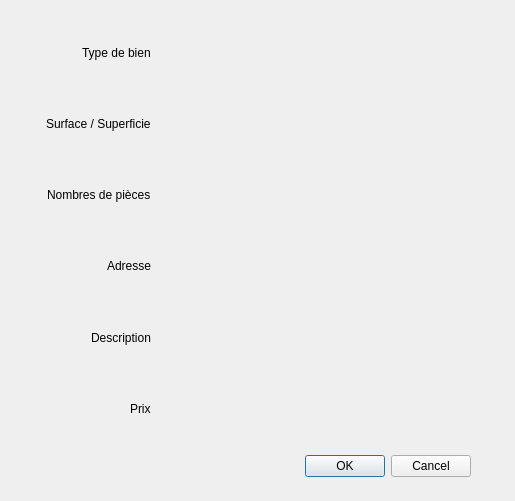
First picture: the form in advert.ui, repository Spieldy/IHMO, before the edit.
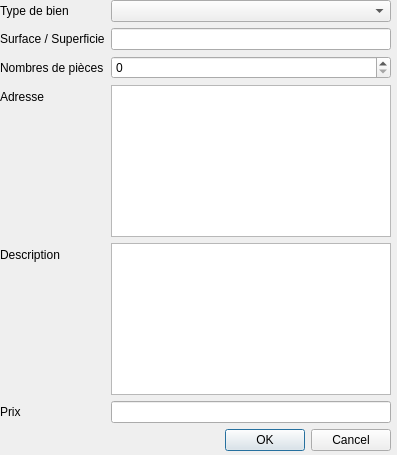
Second picture: the form after the edit.

Commit message: form for adding an advert

Patch:
```diff
--- a/advert.ui
+++ b/advert.ui
@@ -6,40 +6,26 @@
    <rect>
     <x>0</x>
     <y>0</y>
-    <width>515</width>
-    <height>501</height>
+    <width>397</width>
+    <height>455</height>
    </rect>
   </property>
   <property name="windowTitle">
    <string>Dialog</string>
   </property>
-  <widget class="QDialogButtonBox" name="buttonBox">
-   <property name="geometry">
-    <rect>
-     <x>130</x>
-     <y>450</y>
-     <width>341</width>
-     <height>32</height>
-    </rect>
-   </property>
-   <property name="orientation">
-    <enum>Qt::Horizontal</enum>
-   </property>
-   <property name="standardButtons">
-    <set>QDialogButtonBox::Cancel|QDialogButtonBox::Ok</set>
-   </property>
-  </widget>
   <widget class="QWidget" name="verticalLayoutWidget">
    <property name="geometry">
     <rect>
-     <x>20</x>
-     <y>20</y>
-     <width>131</width>
-     <height>421</height>
+     <x>0</x>
+     <y>0</y>
+     <width>391</width>
+     <height>451</height>
     </rect>
    </property>
-   <layout class="QVBoxLayout" name="verticalLayout">
-    <item alignment="Qt::AlignLeft">
+   <layout class="QVBoxLayout" name="verticalLayout_3">
+    <item>
+     <layout class="QFormLayout" name="formLayout">
+      <item row="0" column="0">
      <widget class="QLabel" name="lbl_type">
       <property name="layoutDirection">
        <enum>Qt::RightToLeft</enum>
@@ -49,7 +35,10 @@
       </property>
      </widget>
     </item>
-    <item alignment="Qt::AlignLeft">
+      <item row="0" column="1">
+       <widget class="QComboBox" name="comboBox"/>
+      </item>
+      <item row="1" column="0">
      <widget class="QLabel" name="lbl_surface">
       <property name="layoutDirection">
        <enum>Qt::RightToLeft</enum>
@@ -59,7 +48,10 @@
       </property>
      </widget>
     </item>
-    <item alignment="Qt::AlignLeft">
+      <item row="1" column="1">
+       <widget class="QLineEdit" name="lineEdit"/>
+      </item>
+      <item row="2" column="0">
      <widget class="QLabel" name="lbl_nb_room">
       <property name="layoutDirection">
        <enum>Qt::RightToLeft</enum>
@@ -69,7 +61,10 @@
       </property>
      </widget>
     </item>
-    <item alignment="Qt::AlignLeft">
+      <item row="2" column="1">
+       <widget class="QSpinBox" name="spinBox"/>
+      </item>
+      <item row="3" column="0">
      <widget class="QLabel" name="lbl_address">
       <property name="layoutDirection">
        <enum>Qt::RightToLeft</enum>
@@ -79,7 +74,10 @@
       </property>
      </widget>
     </item>
-    <item alignment="Qt::AlignLeft">
+      <item row="3" column="1">
+       <widget class="QTextEdit" name="textEdit"/>
+      </item>
+      <item row="4" column="0">
      <widget class="QLabel" name="lbl_description">
       <property name="layoutDirection">
        <enum>Qt::RightToLeft</enum>
@@ -89,13 +87,31 @@
       </property>
      </widget>
     </item>
-    <item alignment="Qt::AlignLeft">
+      <item row="4" column="1">
+       <widget class="QTextEdit" name="textEdit_2"/>
+      </item>
+      <item row="5" column="0">
      <widget class="QLabel" name="lbl_price">
       <property name="layoutDirection">
        <enum>Qt::RightToLeft</enum>
       </property>
       <property name="text">
        <string>Prix</string>
+        </property>
+       </widget>
+      </item>
+      <item row="5" column="1">
+       <widget class="QLineEdit" name="lineEdit_2"/>
+      </item>
+     </layout>
+    </item>
+    <item>
+     <widget class="QDialogButtonBox" name="buttonBox">
+      <property name="orientation">
+       <enum>Qt::Horizontal</enum>
+      </property>
+      <property name="standardButtons">
+       <set>QDialogButtonBox::Cancel|QDialogButtonBox::Ok</set>
       </property>
      </widget>
     </item>
```
Lines whose indentation alone changed are shown as unchanged.
